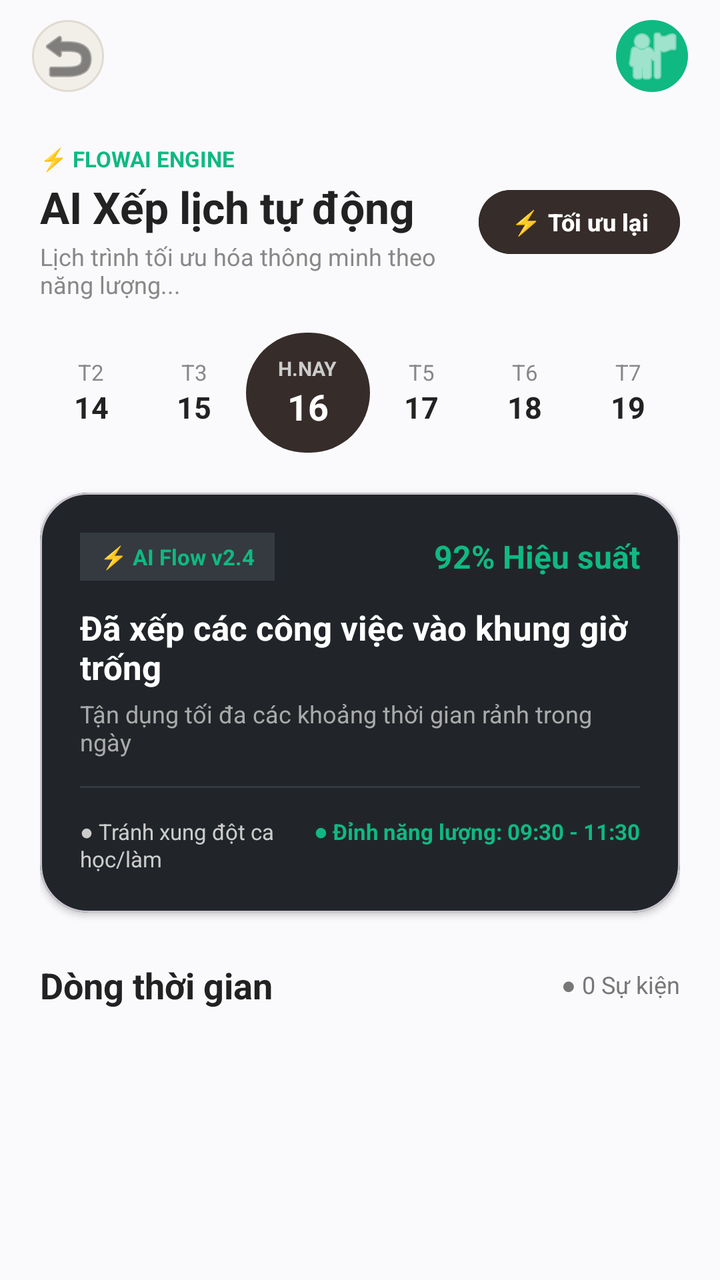
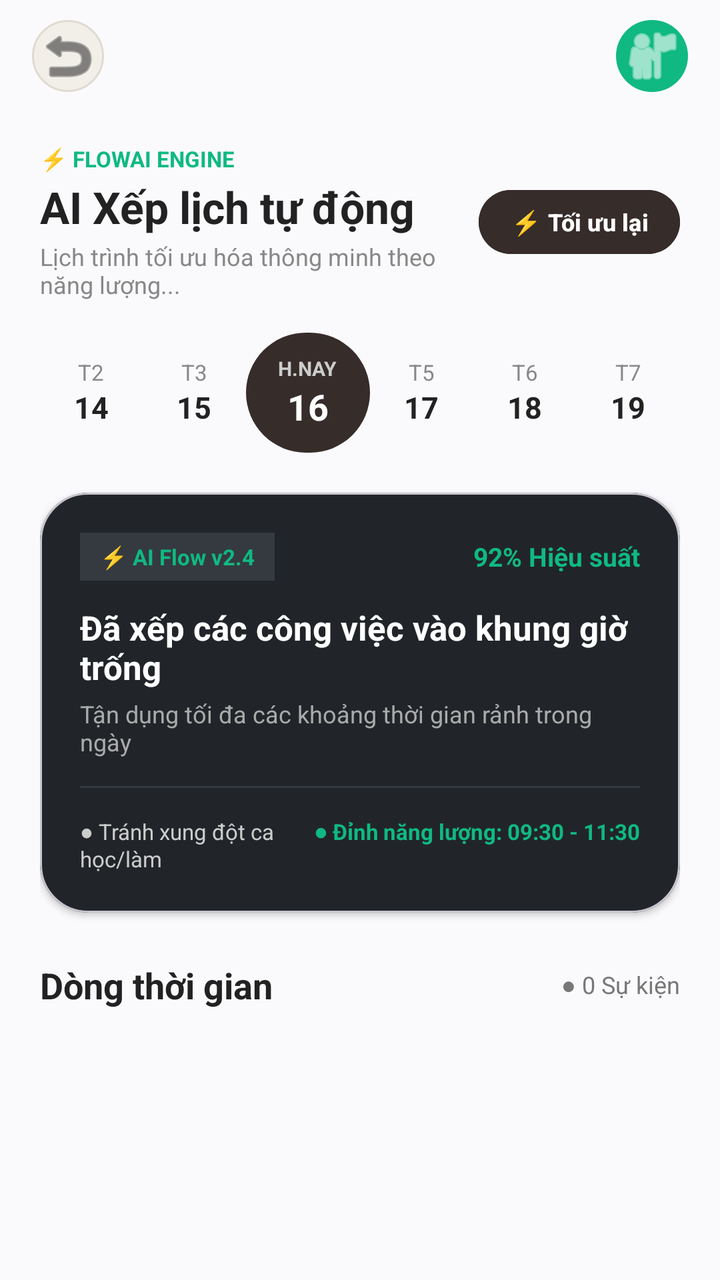

Screens rendered from an Android XML layout before and after an edit, with the pre-edit source and the edit as a unified diff.
<!-- AndroidManifest.xml: application theme Theme.MyApplication -->
<!-- res/layout/activity_ai_auto_schedule.xml -->
<?xml version="1.0" encoding="utf-8"?>
<androidx.constraintlayout.widget.ConstraintLayout
    xmlns:android="http://schemas.android.com/apk/res/android"
    xmlns:app="http://schemas.android.com/apk/res-auto"
    xmlns:tools="http://schemas.android.com/tools"
    android:layout_width="match_parent"
    android:layout_height="match_parent"
    android:background="#FAFAFC"
    tools:context=".ui.ai.AiAutoScheduleActivity">

    
    <androidx.constraintlayout.widget.ConstraintLayout
        android:id="@+id/headerLayout"
        android:layout_width="match_parent"
        android:layout_height="56dp"
        android:paddingHorizontal="16dp"
        app:layout_constraintTop_toTopOf="parent">

        <ImageButton
            android:id="@+id/btnBack"
            android:layout_width="36dp"
            android:layout_height="36dp"
            android:background="@drawable/bg_pill_light"
            android:src="@android:drawable/ic_menu_revert"
            app:tint="#333333"
            app:layout_constraintBottom_toBottomOf="parent"
            app:layout_constraintStart_toStartOf="parent"
            app:layout_constraintTop_toTopOf="parent" />

        <ImageView
            android:id="@+id/imgAvatar"
            android:layout_width="36dp"
            android:layout_height="36dp"
            android:background="@drawable/bg_circle_teal"
            android:padding="2dp"
            android:src="@android:drawable/ic_menu_myplaces"
            app:tint="#FFFFFF"
            app:layout_constraintBottom_toBottomOf="parent"
            app:layout_constraintEnd_toEndOf="parent"
            app:layout_constraintTop_toTopOf="parent" />
    </androidx.constraintlayout.widget.ConstraintLayout>

    
    <ScrollView
        android:layout_width="match_parent"
        android:layout_height="0dp"
        android:clipToPadding="false"
        android:paddingHorizontal="20dp"
        android:paddingBottom="40dp"
        app:layout_constraintBottom_toBottomOf="parent"
        app:layout_constraintTop_toBottomOf="@id/headerLayout">

        <LinearLayout
            android:layout_width="match_parent"
            android:layout_height="wrap_content"
            android:orientation="vertical">

            
            <LinearLayout
                android:layout_width="match_parent"
                android:layout_height="wrap_content"
                android:layout_marginTop="16dp"
                android:gravity="center_vertical"
                android:orientation="horizontal">

                <LinearLayout
                    android:layout_width="0dp"
                    android:layout_height="wrap_content"
                    android:layout_weight="1"
                    android:orientation="vertical">

                    <TextView
                        android:layout_width="wrap_content"
                        android:layout_height="wrap_content"
                        android:text="⚡ FLOWAI ENGINE"
                        android:textColor="#10B981"
                        android:textSize="11sp"
                        android:textStyle="bold" />

                    <TextView
                        android:layout_width="wrap_content"
                        android:layout_height="wrap_content"
                        android:layout_marginTop="2dp"
                        android:text="AI Xếp lịch tự động"
                        android:textColor="#222222"
                        android:textSize="22sp"
                        android:textStyle="bold" />

                    <TextView
                        android:layout_width="wrap_content"
                        android:layout_height="wrap_content"
                        android:layout_marginTop="2dp"
                        android:text="Lịch trình tối ưu hóa thông minh theo năng lượng..."
                        android:textColor="#888888"
                        android:textSize="12sp" />
                </LinearLayout>

                <Button
                    android:id="@+id/btnReOptimize"
                    android:layout_width="wrap_content"
                    android:layout_height="40dp"
                    android:backgroundTint="#362C2A"
                    android:paddingHorizontal="16dp"
                    android:text="⚡ Tối ưu lại"
                    android:textColor="#FFFFFF"
                    android:textSize="12sp"
                    android:textStyle="bold"
                    app:cornerRadius="20dp" />
            </LinearLayout>

            
            <LinearLayout
                android:layout_width="match_parent"
                android:layout_height="wrap_content"
                android:layout_marginTop="16dp"
                android:gravity="center"
                android:orientation="horizontal">

                
                <LinearLayout
                    android:id="@+id/day14"
                    android:layout_width="0dp"
                    android:layout_height="56dp"
                    android:layout_weight="1"
                    android:clickable="true"
                    android:focusable="true"
                    android:gravity="center"
                    android:orientation="vertical">

                    <TextView android:id="@+id/tvDay14Label" android:layout_width="wrap_content" android:layout_height="wrap_content" android:text="T2" android:textColor="#888888" android:textSize="11sp" />
                    <TextView android:id="@+id/tvDay14Num" android:layout_width="wrap_content" android:layout_height="wrap_content" android:text="14" android:textColor="#222222" android:textSize="15sp" android:textStyle="bold" />
                </LinearLayout>

                
                <LinearLayout
                    android:id="@+id/day15"
                    android:layout_width="0dp"
                    android:layout_height="56dp"
                    android:layout_weight="1"
                    android:clickable="true"
                    android:focusable="true"
                    android:gravity="center"
                    android:orientation="vertical">

                    <TextView android:id="@+id/tvDay15Label" android:layout_width="wrap_content" android:layout_height="wrap_content" android:text="T3" android:textColor="#888888" android:textSize="11sp" />
                    <TextView android:id="@+id/tvDay15Num" android:layout_width="wrap_content" android:layout_height="wrap_content" android:text="15" android:textColor="#222222" android:textSize="15sp" android:textStyle="bold" />
                </LinearLayout>

                
                <LinearLayout
                    android:id="@+id/day16"
                    android:layout_width="0dp"
                    android:layout_height="60dp"
                    android:layout_weight="1.2"
                    android:background="@drawable/bg_pill_brown"
                    android:clickable="true"
                    android:focusable="true"
                    android:gravity="center"
                    android:orientation="vertical">

                    <TextView android:id="@+id/tvDay16Label" android:layout_width="wrap_content" android:layout_height="wrap_content" android:text="H.NAY" android:textColor="#CCCCCC" android:textSize="10sp" android:textStyle="bold" />
                    <TextView android:id="@+id/tvDay16Num" android:layout_width="wrap_content" android:layout_height="wrap_content" android:text="16" android:textColor="#FFFFFF" android:textSize="18sp" android:textStyle="bold" />
                </LinearLayout>

                
                <LinearLayout
                    android:id="@+id/day17"
                    android:layout_width="0dp"
                    android:layout_height="56dp"
                    android:layout_weight="1"
                    android:clickable="true"
                    android:focusable="true"
                    android:gravity="center"
                    android:orientation="vertical">

                    <TextView android:id="@+id/tvDay17Label" android:layout_width="wrap_content" android:layout_height="wrap_content" android:text="T5" android:textColor="#888888" android:textSize="11sp" />
                    <TextView android:id="@+id/tvDay17Num" android:layout_width="wrap_content" android:layout_height="wrap_content" android:text="17" android:textColor="#222222" android:textSize="15sp" android:textStyle="bold" />
                </LinearLayout>

                
                <LinearLayout
                    android:id="@+id/day18"
                    android:layout_width="0dp"
                    android:layout_height="56dp"
                    android:layout_weight="1"
                    android:clickable="true"
                    android:focusable="true"
                    android:gravity="center"
                    android:orientation="vertical">

                    <TextView android:id="@+id/tvDay18Label" android:layout_width="wrap_content" android:layout_height="wrap_content" android:text="T6" android:textColor="#888888" android:textSize="11sp" />
                    <TextView android:id="@+id/tvDay18Num" android:layout_width="wrap_content" android:layout_height="wrap_content" android:text="18" android:textColor="#222222" android:textSize="15sp" android:textStyle="bold" />
                </LinearLayout>

                
                <LinearLayout
                    android:id="@+id/day19"
                    android:layout_width="0dp"
                    android:layout_height="56dp"
                    android:layout_weight="1"
                    android:clickable="true"
                    android:focusable="true"
                    android:gravity="center"
                    android:orientation="vertical">

                    <TextView android:id="@+id/tvDay19Label" android:layout_width="wrap_content" android:layout_height="wrap_content" android:text="T7" android:textColor="#888888" android:textSize="11sp" />
                    <TextView android:id="@+id/tvDay19Num" android:layout_width="wrap_content" android:layout_height="wrap_content" android:text="19" android:textColor="#222222" android:textSize="15sp" android:textStyle="bold" />
                </LinearLayout>
            </LinearLayout>

            
            <com.google.android.material.card.MaterialCardView
                android:layout_width="match_parent"
                android:layout_height="wrap_content"
                android:layout_marginTop="20dp"
                app:cardBackgroundColor="#212529"
                app:cardCornerRadius="24dp"
                app:cardElevation="2dp">

                <LinearLayout
                    android:layout_width="match_parent"
                    android:layout_height="wrap_content"
                    android:orientation="vertical"
                    android:padding="20dp">

                    <LinearLayout
                        android:layout_width="match_parent"
                        android:layout_height="wrap_content"
                        android:gravity="center_vertical"
                        android:orientation="horizontal">

                        <TextView
                            android:layout_width="wrap_content"
                            android:layout_height="24dp"
                            android:background="#343A40"
                            android:gravity="center"
                            android:paddingHorizontal="10dp"
                            android:text="⚡ AI Flow v2.4"
                            android:textColor="#10B981"
                            android:textSize="11sp"
                            android:textStyle="bold" />

                        <View
                            android:layout_width="0dp"
                            android:layout_height="0dp"
                            android:layout_weight="1" />

                        <TextView
                            android:id="@+id/tvEfficiencyPercent"
                            android:layout_width="wrap_content"
                            android:layout_height="wrap_content"
                            android:text="92% Hiệu suất"
                            android:textColor="#10B981"
                            android:textSize="16sp"
                            android:textStyle="bold" />
                    </LinearLayout>

                    <TextView
                        android:id="@+id/tvOptimizedCount"
                        android:layout_width="match_parent"
                        android:layout_height="wrap_content"
                        android:layout_marginTop="12dp"
                        android:text="Đã xếp các công việc vào khung giờ trống"
                        android:textColor="#FFFFFF"
                        android:textSize="17sp"
                        android:textStyle="bold" />

                    <TextView
                        android:id="@+id/tvOptimizedSummary"
                        android:layout_width="match_parent"
                        android:layout_height="wrap_content"
                        android:layout_marginTop="4dp"
                        android:text="Tận dụng tối đa các khoảng thời gian rảnh trong ngày"
                        android:textColor="#AAAAAA"
                        android:textSize="12sp" />

                    <View
                        android:layout_width="match_parent"
                        android:layout_height="1dp"
                        android:layout_marginVertical="14dp"
                        android:background="#343A40" />

                    <LinearLayout
                        android:layout_width="match_parent"
                        android:layout_height="wrap_content"
                        android:orientation="horizontal">

                        <TextView
                            android:layout_width="0dp"
                            android:layout_height="wrap_content"
                            android:layout_weight="1"
                            android:text="● Tránh xung đột ca học/làm"
                            android:textColor="#CCCCCC"
                            android:textSize="11sp" />

                        <TextView
                            android:id="@+id/tvPeakFocus"
                            android:layout_width="wrap_content"
                            android:layout_height="wrap_content"
                            android:text="● Đỉnh năng lượng: 09:30 - 11:30"
                            android:textColor="#10B981"
                            android:textSize="11sp"
                            android:textStyle="bold" />
                    </LinearLayout>
                </LinearLayout>
            </com.google.android.material.card.MaterialCardView>

            
            <LinearLayout
                android:layout_width="match_parent"
                android:layout_height="wrap_content"
                android:layout_marginTop="24dp"
                android:gravity="center_vertical"
                android:orientation="horizontal">

                <TextView
                    android:layout_width="0dp"
                    android:layout_height="wrap_content"
                    android:layout_weight="1"
                    android:text="Dòng thời gian"
                    android:textColor="#222222"
                    android:textSize="18sp"
                    android:textStyle="bold" />

                <TextView
                    android:id="@+id/tvEventCount"
                    android:layout_width="wrap_content"
                    android:layout_height="wrap_content"
                    android:text="● 0 Sự kiện"
                    android:textColor="#777777"
                    android:textSize="12sp" />
            </LinearLayout>

            
            <androidx.recyclerview.widget.RecyclerView
                android:id="@+id/rvTimeline"
                android:layout_width="match_parent"
                android:layout_height="wrap_content"
                android:layout_marginTop="16dp"
                android:nestedScrollingEnabled="false" />

        </LinearLayout>
    </ScrollView>

</androidx.constraintlayout.widget.ConstraintLayout>
<!-- resources referenced by this layout -->
<resources>
  <!-- drawable bg_circle_teal (drawable) -->
  <?xml version="1.0" encoding="utf-8"?>
  <shape xmlns:android="http://schemas.android.com/apk/res/android"
      android:shape="oval">
      <solid android:color="#10B981" />
  </shape>
  <!-- drawable bg_pill_brown (drawable) -->
  <?xml version="1.0" encoding="utf-8"?>
  <shape xmlns:android="http://schemas.android.com/apk/res/android"
      android:shape="rectangle">
      <corners android:radius="100dp" />
      <solid android:color="#362C2A" />
  </shape>
  <!-- drawable bg_pill_light (drawable) -->
  <?xml version="1.0" encoding="utf-8"?>
  <shape xmlns:android="http://schemas.android.com/apk/res/android"
      android:shape="rectangle">
      <corners android:radius="100dp" />
      <solid android:color="#F2EFE9" />
      <stroke android:width="1dp" android:color="#E0DAD1" />
  </shape>
  <style name="Theme.MyApplication" parent="Base.Theme.MyApplication" />
  <style name="Base.Theme.MyApplication" parent="Theme.Material3.DayNight.NoActionBar">
          
          
      </style>
</resources>

<!-- the commit's change to res/layout/activity_ai_auto_schedule.xml (unified diff, before → after) -->
@@ -251,7 +251,7 @@
                             android:layout_height="wrap_content"
                             android:text="92% Hiệu suất"
                             android:textColor="#10B981"
-                            android:textSize="16sp"
+                            android:textSize="13sp"
                             android:textStyle="bold" />
                     </LinearLayout>
 
